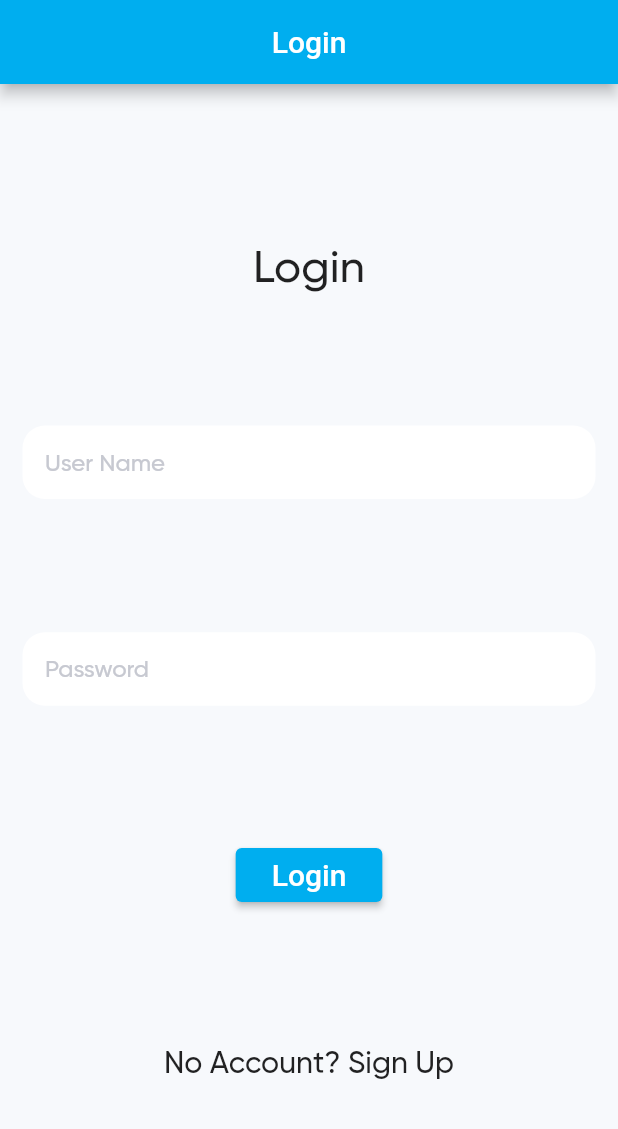
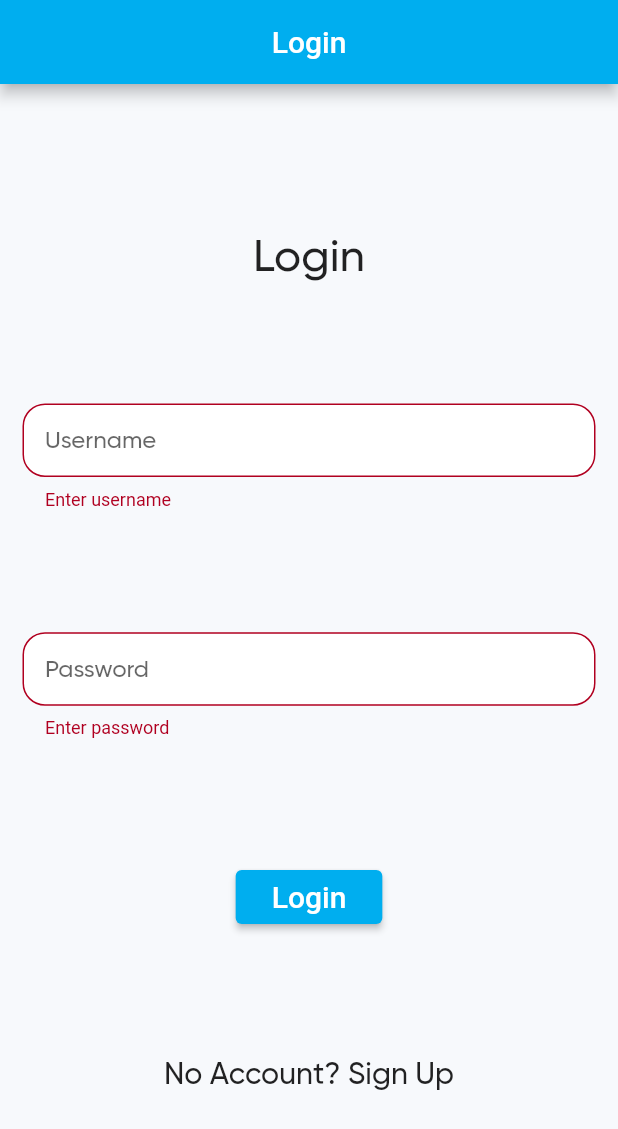
Before and after one commit to prabhatdev/girvi_hisab, a Flutter app: the screen it shows after launch, after a tap on "Login", on a phone screen of 412 x 824 dp. Shown: the top 1129 px of the screen. Run offline on Flutter 3.47's test engine with Material 2 defaults, Android fonts, the phone set to English and light mode, and no system bars; our stand-ins replace fluttertoast, responsive_framework, shared_preferences; missing offline and left inert: firebase; accounts and stored records are empty.

Commit message:
layout set

```diff
--- a/lib/screens/Login/LoginScreen.dart
+++ b/lib/screens/Login/LoginScreen.dart
@@ -1,6 +1,9 @@
+import 'package:firebase/firebase.dart';
 import 'package:flutter/cupertino.dart';
 import 'package:flutter/material.dart';
 import 'package:girvihisab/main.dart';
+import 'package:girvihisab/utils/constants.dart';
+import 'package:girvihisab/utils/utils.dart';
 
 class LoginScreen extends StatefulWidget {
   @override
@@ -8,6 +11,27 @@ class LoginScreen extends StatefulWidget {
 }
 
 class _LoginScreenState extends State<LoginScreen> {
+
+  final GlobalKey<FormState> _formKey = new GlobalKey<FormState>();
+  final TextEditingController userNameController=TextEditingController();
+  final TextEditingController passwordController=TextEditingController();
+
+  Database db = database();
+
+
+  Future<bool> isCorrect(){
+    return db.ref("users/${userNameController.text}").once('value').then((value){
+      if(value.snapshot.val()!=null){
+        if(value.snapshot.val()['password']==passwordController.text){
+          db.ref("users/${userNameController.text}/last_login").set(DateTime.now().millisecondsSinceEpoch.toString());
+          return true;
+        }
+        return false;
+      }
+      return false;
+    });
+  }
+
   @override
   Widget build(BuildContext context) {
     return Scaffold(
@@ -16,24 +40,57 @@ class _LoginScreenState extends State<LoginScreen> {
         ),
         body: Padding(
           padding: const EdgeInsets.all(15),
+          child: Form(
+            key: _formKey,
             child: Column(
               mainAxisAlignment: MainAxisAlignment.spaceEvenly,
               children: [
                 Text("Login",style: TextStyle(fontSize: 30),),
-              TextField(
+                TextFormField(
+                  validator: (value){
+                    if(value.isEmpty){
+                      return 'Enter username';
+                    }
+                    return null;
+                  },
+                  controller: userNameController,
                   decoration: InputDecoration(
-                  hintText: 'User Name'
+                    hintText: 'Username',
+                    labelText: 'Username'
                   ),
                 ),
-              TextField(
+                TextFormField(
+                  validator: (value){
+                    if(value.isEmpty){
+                      return 'Enter password';
+                    }
+                    return null;
+                  },
+                  controller: passwordController,
                   obscureText: true,
                   decoration: InputDecoration(
-                    hintText: 'Password'
+                      hintText: 'Password',
+                      labelText: 'Password',
                   ),
                 ),
                 RaisedButton(
                   child: Text("Login",style: TextStyle(fontSize: 20,color: Colors.white),),
-                onPressed: (){},
+                  onPressed: (){
+
+                    if(_formKey.currentState.validate()){
+                      isCorrect().then((value) {
+                        if(value){
+                          Utils.getPrefs().then((prefs){
+                            prefs.setBool(IS_LOGGED_IN, true);
+                            Navigator.pushReplacementNamed(context, Routes.HOME);
+                          });
+                        }
+                        else{
+                          Utils.showToast("Invalid credentials");
+                        }
+                      });
+                    }
+                  },
                 ),
                 InkWell(
                     onTap: (){
@@ -42,6 +99,7 @@ class _LoginScreenState extends State<LoginScreen> {
                     child: Text("No Account? Sign Up",style: TextStyle(fontSize: 20),))
               ],
             ),
+          ),
         ));
   }
 }
--- a/lib/screens/Splash/SplashScreen.dart
+++ b/lib/screens/Splash/SplashScreen.dart
@@ -7,11 +7,11 @@ class SplashScreen extends StatelessWidget {
 
   checkIsLoggedIn(BuildContext context){
     Utils.getPrefs().then((prefs){
-      if(prefs.getBool(IS_LOGGED_IN)!=null){
-        Navigator.pushReplacementNamed(context,Routes.HOME);
+      if(prefs.getBool(IS_LOGGED_IN)==null || !prefs.getBool(IS_LOGGED_IN)){
+        Navigator.pushReplacementNamed(context,Routes.LOGIN);
       }
       else{
-        Navigator.pushReplacementNamed(context, Routes.LOGIN);
+        Navigator.pushReplacementNamed(context, Routes.HOME);
       }
     });
   }
```
Also changed, not shown: lib/screens/Home/HomeScreen.dart (+48 -1 lines). Lines whose indentation alone changed are shown as unchanged.
